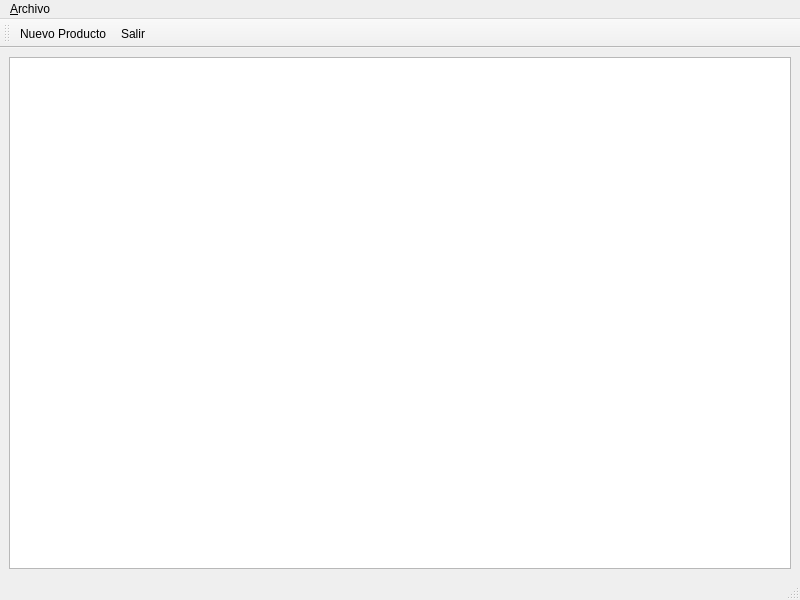
First picture: the form in pantallaprincipal.ui, repository Hayai01/BoxLoad, before the edit.
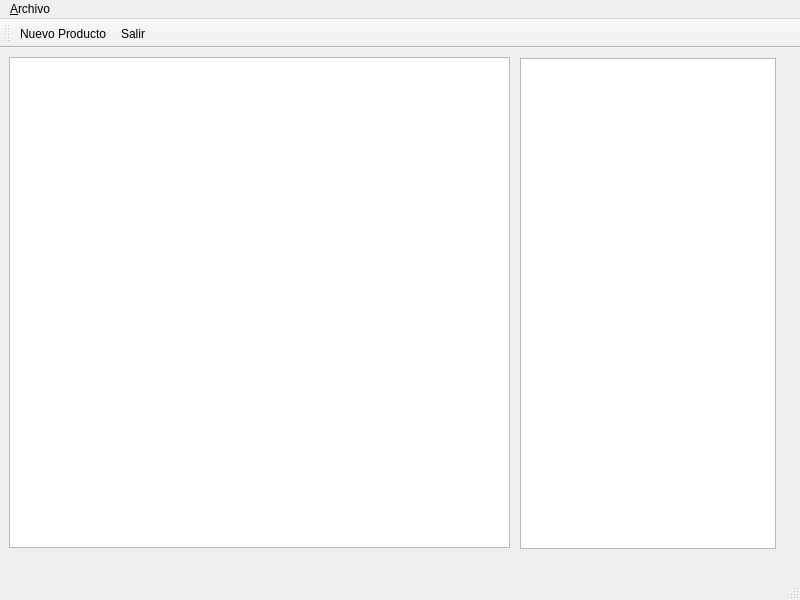
Second picture: the form after the edit. Icons and pictures are not drawn.

What changed in the file:
```diff
--- a/pantallaprincipal.ui
+++ b/pantallaprincipal.ui
@@ -17,11 +17,26 @@
    <string>Iventario</string>
   </property>
   <widget class="QWidget" name="centralwidget">
-   <layout class="QGridLayout" name="gridLayout">
-    <item row="0" column="0">
-     <widget class="QTableWidget" name="tableWidget"/>
-    </item>
-   </layout>
+   <widget class="QTableWidget" name="tablaProductos">
+    <property name="geometry">
+     <rect>
+      <x>9</x>
+      <y>9</y>
+      <width>501</width>
+      <height>491</height>
+     </rect>
+    </property>
+   </widget>
+   <widget class="QTableWidget" name="tablaProveedores">
+    <property name="geometry">
+     <rect>
+      <x>520</x>
+      <y>10</y>
+      <width>256</width>
+      <height>491</height>
+     </rect>
+    </property>
+   </widget>
   </widget>
   <widget class="QMenuBar" name="menubar">
    <property name="geometry">
```
